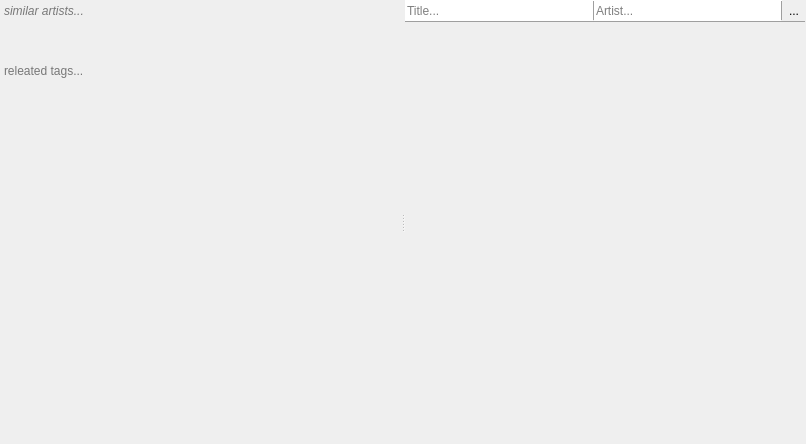
Above: src/views/infoview.ui from milohr/babe-qt before the change. Below: the same form after it.
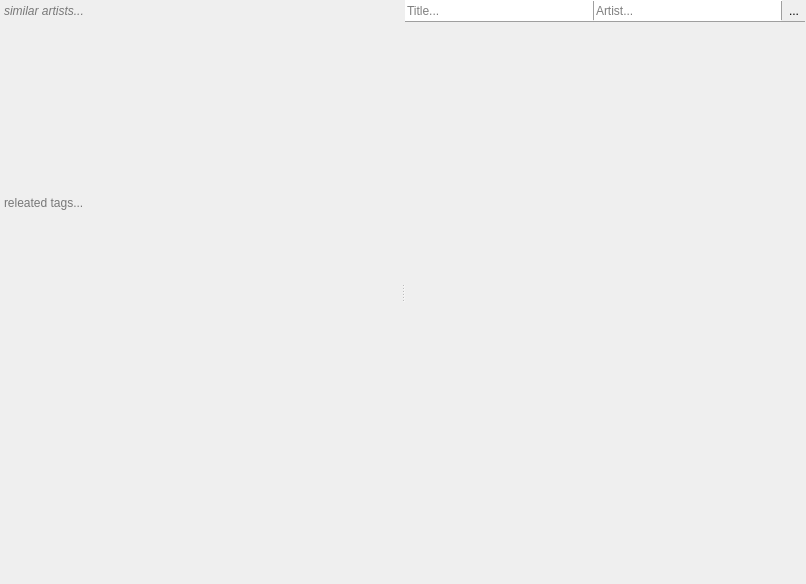
That is the form after the change. Icons and pictures are not drawn.

```diff
--- a/src/views/infoview.ui
+++ b/src/views/infoview.ui
@@ -53,12 +53,6 @@
            <verstretch>0</verstretch>
           </sizepolicy>
          </property>
-         <property name="maximumSize">
-          <size>
-           <width>16777215</width>
-           <height>60</height>
-          </size>
-         </property>
          <property name="font">
           <font>
            <italic>true</italic>
@@ -90,12 +84,6 @@
            <verstretch>0</verstretch>
           </sizepolicy>
          </property>
-         <property name="maximumSize">
-          <size>
-           <width>16777215</width>
-           <height>60</height>
-          </size>
-         </property>
          <property name="styleSheet">
           <string notr="true">QTextBrowser
 {
```
